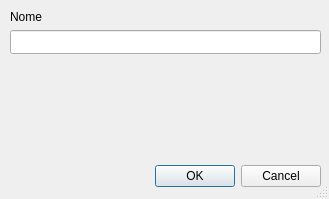
The window that dialogs/point.ui (cragapito/qtkamal) describes before a commit, drawn with Qt 5.
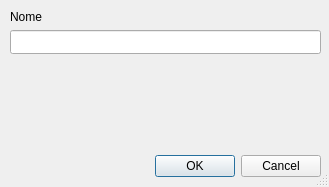
The same window after the commit. Icons and pictures are not drawn. Custom widgets are drawn as their Qt base class.

The edit to the form file:
```diff
--- a/dialogs/point.ui
+++ b/dialogs/point.ui
@@ -7,7 +7,7 @@
     <x>0</x>
     <y>0</y>
     <width>329</width>
-    <height>199</height>
+    <height>187</height>
    </rect>
   </property>
   <property name="sizePolicy">
@@ -30,7 +30,7 @@
    <property name="geometry">
     <rect>
      <x>-20</x>
-     <y>160</y>
+     <y>150</y>
      <width>341</width>
      <height>32</height>
     </rect>
@@ -70,8 +70,8 @@
     <rect>
      <x>10</x>
      <y>60</y>
-     <width>311</width>
-     <height>91</height>
+     <width>310</width>
+     <height>80</height>
     </rect>
    </property>
    <property name="focusPolicy">
```
